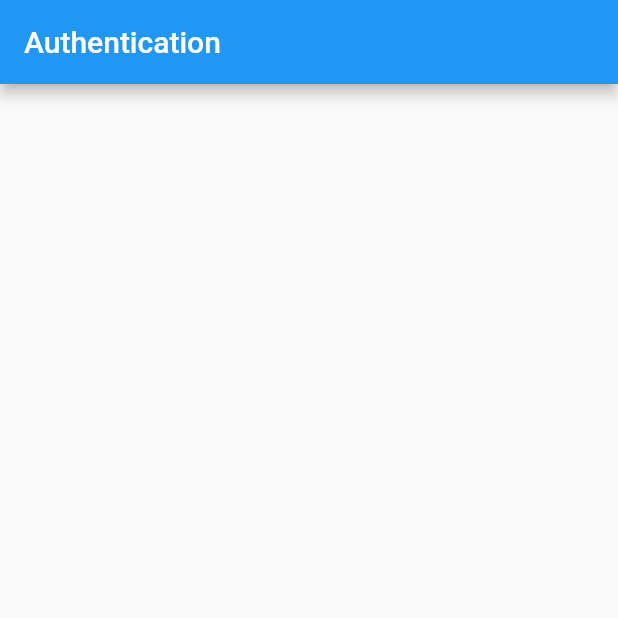
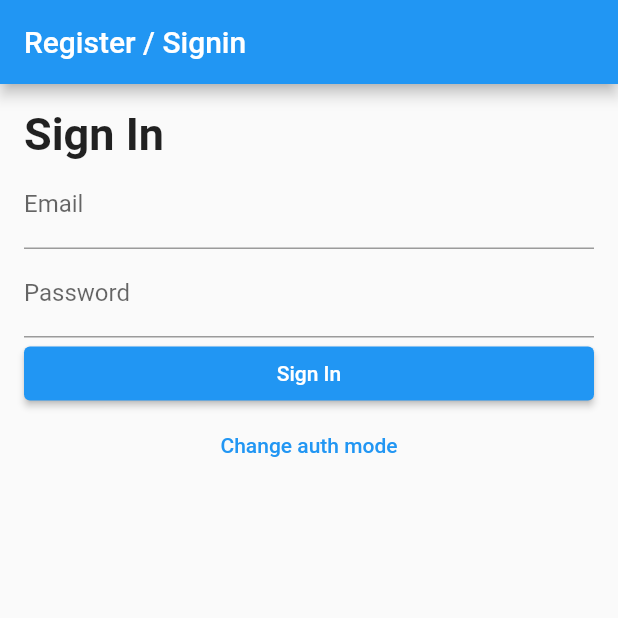
Before and after one commit to KillSwitch412/flutter_bloc_authentication, a Flutter app: the screen it shows after launch, on a phone screen of 412 x 824 dp, the top half of it. Run offline on Flutter 3.47's test engine with Material 2 defaults, Android fonts, the light colour scheme and no system bars.

Commit message:
added bloc folder structure, added register/signin screen

```diff
--- a/lib/app.dart
+++ b/lib/app.dart
@@ -1,5 +1,7 @@
-import 'package:bloc_authentication/screens/home_screen.dart';
+import 'package:bloc_authentication/presentation/screens/auth_screen.dart';
 import 'package:flutter/material.dart';
+
+import 'presentation/screens/home_screen.dart';
 
 class App extends StatelessWidget {
   const App({Key? key}) : super(key: key);
@@ -8,8 +10,9 @@ class App extends StatelessWidget {
   @override
   Widget build(BuildContext context) {
     return const MaterialApp(
+      debugShowCheckedModeBanner: false,
       title: 'Authentication',
-      home: HomeScreen(),
+      home: AuthScreen(),
     );
   }
 }
--- /dev/null
+++ b/lib/data/data_providers/auth_api.dart
@@ -0,0 +1 @@
+class AuthenticationAPI {}
--- /dev/null
+++ b/lib/data/repositories/user_repository.dart
@@ -0,0 +1 @@
+class UserRepository {}
--- /dev/null
+++ b/lib/presentation/screens/auth_screen.dart
@@ -0,0 +1,112 @@
+import 'package:flutter/material.dart';
+
+enum AuthMode { register, signin }
+
+class AuthScreen extends StatefulWidget {
+  const AuthScreen({Key? key}) : super(key: key);
+
+  @override
+  State<AuthScreen> createState() => _AuthScreenState();
+}
+
+class _AuthScreenState extends State<AuthScreen> {
+  AuthMode authMode = AuthMode.signin;
+  // final _emailController = TextControlle;
+
+  @override
+  void dispose() {
+    super.dispose();
+  }
+
+  @override
+  Widget build(BuildContext context) {
+    return Scaffold(
+      appBar: AppBar(
+        title: const Text('Register / Signin'),
+      ),
+      body: Padding(
+        padding: const EdgeInsets.all(16.0),
+        child: Form(
+          child: Column(
+            crossAxisAlignment: CrossAxisAlignment.stretch,
+            children: [
+              Text(
+                authMode == AuthMode.register ? 'Register' : 'Sign In',
+                style: const TextStyle(
+                  fontSize: 30,
+                  fontWeight: FontWeight.bold,
+                ),
+              ),
+              TextFormField(
+                decoration: const InputDecoration(
+                  label: Text('Email'),
+                ),
+              ),
+              TextFormField(
+                decoration: const InputDecoration(
+                  label: Text('Password'),
+                ),
+              ),
+              authMode == AuthMode.register
+                  ? Column(
+                      children: [
+                        TextFormField(
+                          decoration: const InputDecoration(
+                            label: Text('Password Confirm'),
+                          ),
+                        ),
+                        TextFormField(
+                          decoration: const InputDecoration(
+                            label: Text('First Name'),
+                          ),
+                        ),
+                        TextFormField(
+                          decoration: const InputDecoration(
+                            label: Text('Last Name'),
+                          ),
+                        ),
+                        TextFormField(
+                          decoration: const InputDecoration(
+                            label: Text('User Type'),
+                          ),
+                        ),
+                        TextFormField(
+                          decoration: const InputDecoration(
+                            label: Text('Gender'),
+                          ),
+                        ),
+                        TextFormField(
+                          decoration: const InputDecoration(
+                            label: Text('Age'),
+                          ),
+                        ),
+                      ],
+                    )
+                  : Container(),
+              ElevatedButton(
+                onPressed: () {},
+                child: Text(
+                  authMode == AuthMode.register ? 'Register' : 'Sign In',
+                ),
+              ),
+              TextButton(
+                onPressed: () {
+                  if (authMode == AuthMode.register) {
+                    setState(() {
+                      authMode = AuthMode.signin;
+                    });
+                  } else {
+                    setState(() {
+                      authMode = AuthMode.register;
+                    });
+                  }
+                },
+                child: const Text('Change auth mode'),
+              ),
+            ],
+          ),
+        ),
+      ),
+    );
+  }
+}
--- a/lib/screens/home_screen.dart
+++ /dev/null
@@ -1,19 +0,0 @@
-import 'package:flutter/material.dart';
-
-class HomeScreen extends StatefulWidget {
-  const HomeScreen({Key? key}) : super(key: key);
-
-  @override
-  State<HomeScreen> createState() => _HomeScreenState();
-}
-
-class _HomeScreenState extends State<HomeScreen> {
-  @override
-  Widget build(BuildContext context) {
-    return Scaffold(
-      appBar: AppBar(
-        title: const Text('Authentication'),
-      ),
-    );
-  }
-}
```
Also changed, not shown: lib/main.dart (+17 -12 lines), lib/presentation/screens/home_screen.dart (added, +25 -0 lines).
